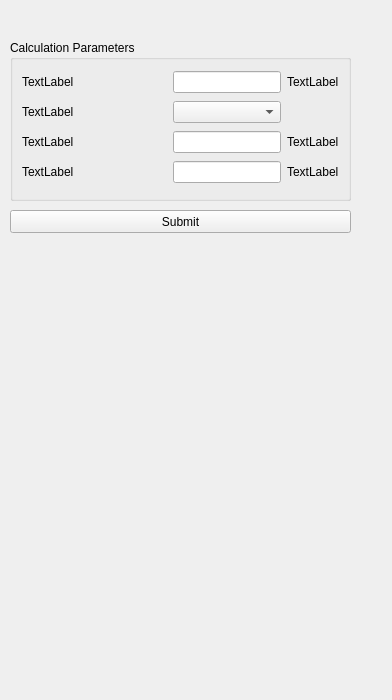
Old version of the form src/main/ui/DockWidgets/DockWidgetSplitter.ui in the repository FOSSEE/Chemical-Simulator-GUI.
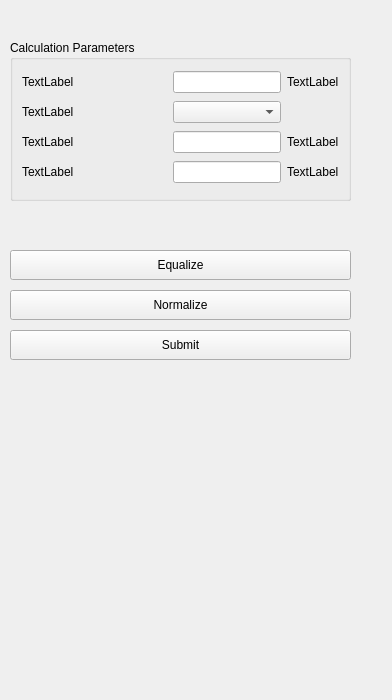
New version of the form.

Commit message: Enhance splitter flow distribution and output handling

Diff of the .ui file:
```diff
--- a/src/main/ui/DockWidgets/DockWidgetSplitter.ui
+++ b/src/main/ui/DockWidgets/DockWidgetSplitter.ui
@@ -175,13 +175,43 @@
     </item>
    </layout>
   </widget>
+  <widget class="QPushButton" name="equalize_btn">
+ <property name="geometry">
+  <rect>
+   <x>10</x>
+   <y>250</y>
+   <width>341</width>
+   <height>30</height>
+  </rect>
+ </property>
+ <property name="text">
+  <string>Equalize</string>
+ </property>
+</widget>
+
+
+<widget class="QPushButton" name="normalize_btn">
+ <property name="geometry">
+  <rect>
+   <x>10</x>
+   <y>290</y>
+   <width>341</width>
+   <height>30</height>
+  </rect>
+ </property>
+ <property name="text">
+  <string>Normalize</string>
+ </property>
+</widget>
+
+
   <widget class="QPushButton" name="btn">
    <property name="geometry">
     <rect>
      <x>10</x>
-     <y>210</y>
+     <y>330</y>
      <width>341</width>
-     <height>23</height>
+     <height>30</height>
     </rect>
    </property>
    <property name="sizePolicy">
```
The commit also changes 4 other files.
